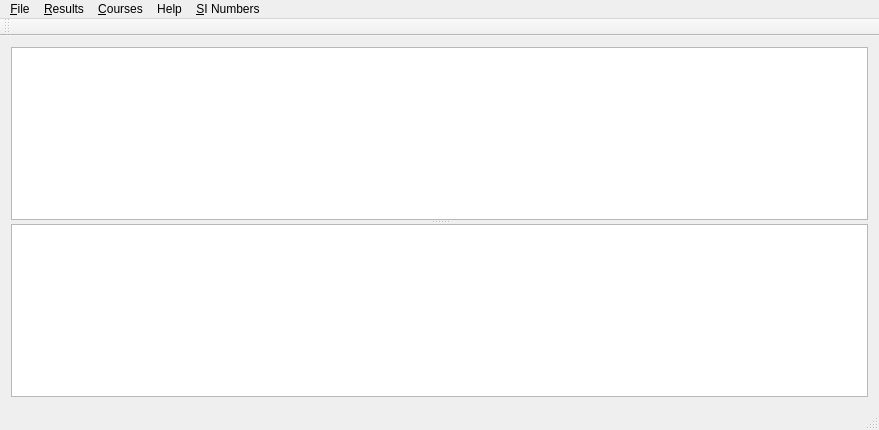
First picture: the form in mainwindow.ui, repository undyau/sisimple, before the edit.
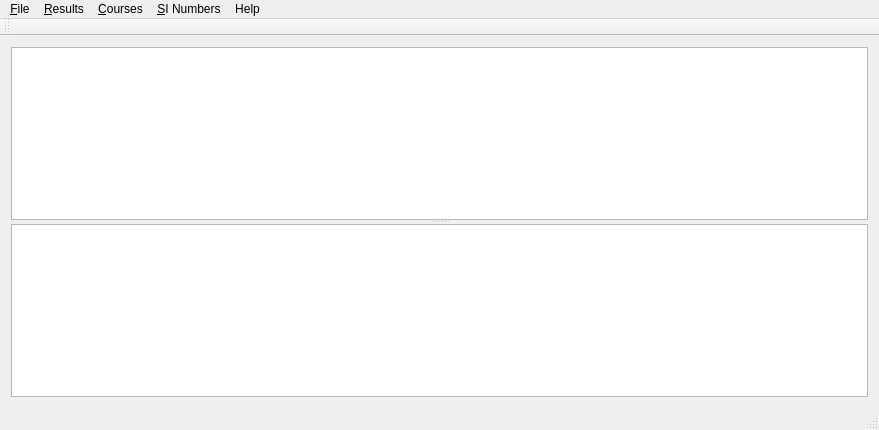
Second picture: the form after the edit.

Commit message: Move help menu back to the right spot.

What changed in the file:
```diff
--- a/mainwindow.ui
+++ b/mainwindow.ui
@@ -66,7 +66,7 @@
      <x>0</x>
      <y>0</y>
      <width>879</width>
-     <height>18</height>
+     <height>20</height>
     </rect>
    </property>
    <widget class="QMenu" name="menu_File">
@@ -103,8 +103,8 @@
    <addaction name="menu_File"/>
    <addaction name="menu_Results"/>
    <addaction name="menuCourses"/>
-   <addaction name="menuHelp"/>
    <addaction name="menu_SI_Numbers"/>
+   <addaction name="menuHelp"/>
   </widget>
   <widget class="QToolBar" name="mainToolBar">
    <attribute name="toolBarArea">
```
The commit also changes 1 other file.
